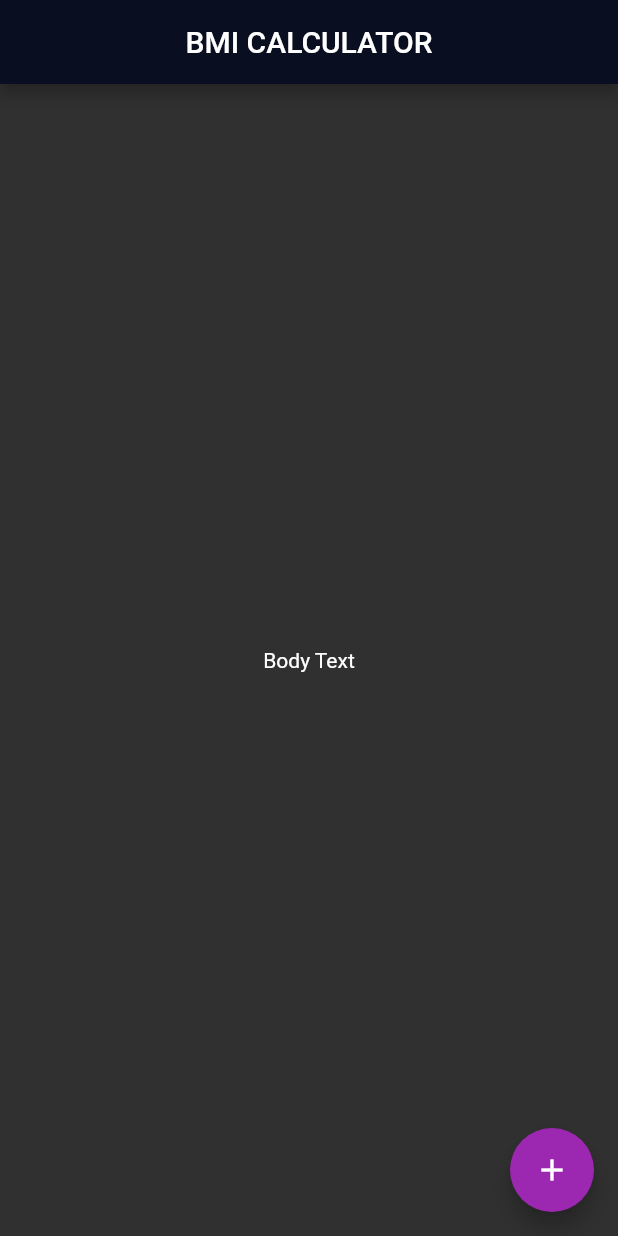
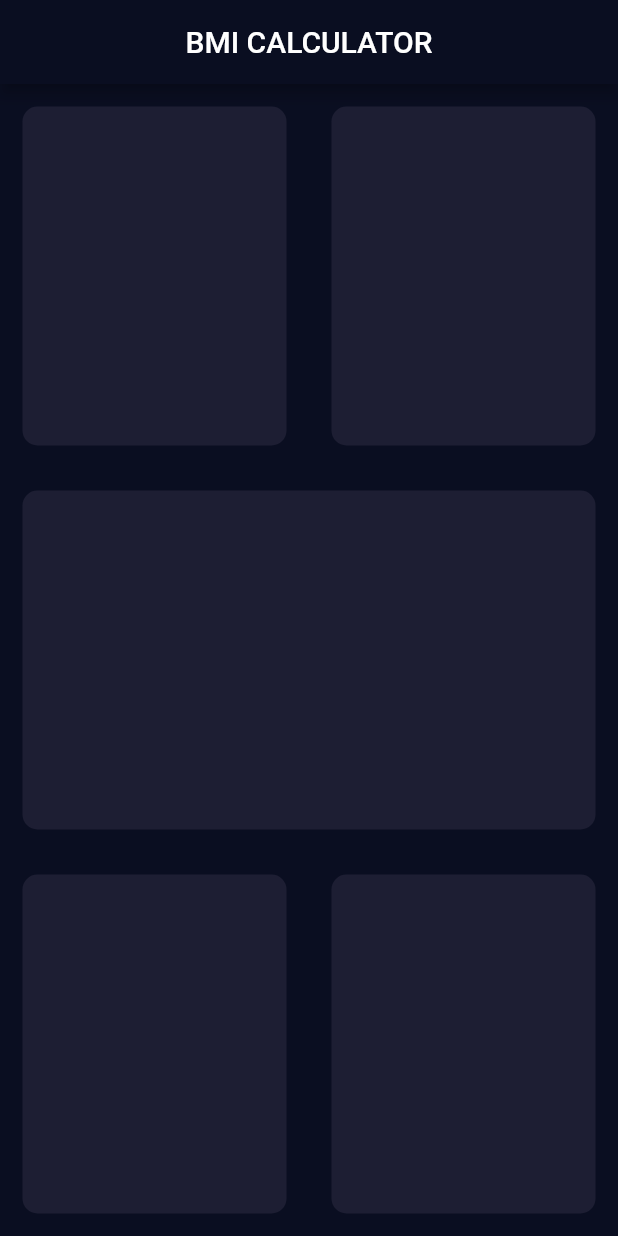
Before and after one commit to HamzaMihfad/bmi_calculator_flutter, a Flutter app: the screen it shows after launch, on a phone screen of 412 x 824 dp. Run offline on Flutter 3.47's test engine with Material 2 defaults, Android fonts, the phone set to English and light mode, and no system bars.

Commit message:
reusable widgets

```diff
--- /dev/null
+++ b/lib/input_page.dart
@@ -0,0 +1,65 @@
+import 'package:flutter/material.dart';
+
+class InputPage extends StatefulWidget {
+  @override
+  _InputPageState createState() => _InputPageState();
+}
+
+class _InputPageState extends State<InputPage> {
+  @override
+  Widget build(BuildContext context) {
+    return Scaffold(
+        appBar: AppBar(
+          centerTitle: true,
+          title: Text('BMI CALCULATOR'),
+        ),
+        body: Column(
+          children: [
+            Expanded(
+              child: Row(
+                children: [
+                  Expanded(
+                    child: Card1(cardColor: Color(0xFF1D1E33)),
+                  ),
+                  Expanded(
+                    child: Card1(cardColor: Color(0xFF1D1E33)),
+                  ),
+                ],
+              ),
+            ),
+            Expanded(
+              child: Card1(cardColor: Color(0xFF1D1E33)),
+            ),
+            Expanded(
+              child: Row(
+                children: [
+                  Expanded(
+                    child: Card1(cardColor: Color(0xFF1D1E33)),
+                  ),
+                  Expanded(
+                    child: Card1(cardColor: Color(0xFF1D1E33)),
+                  ),
+                ],
+              ),
+            ),
+          ],
+        ));
+  }
+}
+
+class Card1 extends StatelessWidget {
+  Card1({@required this.cardColor});
+
+  Color cardColor;
+
+  @override
+  Widget build(BuildContext context) {
+    return Container(
+      margin: EdgeInsets.all(15),
+      decoration: BoxDecoration(
+        color: cardColor,
+        borderRadius: BorderRadius.circular(10),
+      ),
+    );
+  }
+}
--- a/lib/main.dart
+++ b/lib/main.dart
@@ -1,4 +1,5 @@
 import 'package:flutter/material.dart';
+import 'input_page.dart';
 
 void main() => runApp(BMICalculator());
 
@@ -9,7 +10,7 @@ class BMICalculator extends StatelessWidget {
       theme: ThemeData.dark().copyWith(
         primaryColor: Color(0xff0a0e21),
         accentColor: Colors.purple,
-        // scaffoldBackgroundColor: Colors.red,
+        scaffoldBackgroundColor: Color(0xff0a0e21),
         // textTheme: TextTheme(
         //   body1: TextStyle(color: Colors.white),
         // ),
@@ -18,30 +19,3 @@ class BMICalculator extends StatelessWidget {
     );
   }
 }
-
-class InputPage extends StatefulWidget {
-  @override
-  _InputPageState createState() => _InputPageState();
-}
-
-class _InputPageState extends State<InputPage> {
-  @override
-  Widget build(BuildContext context) {
-    return Scaffold(
-      appBar: AppBar(
-        centerTitle: true,
-        title: Text('BMI CALCULATOR'),
-      ),
-      body: Center(
-        child: Text('Body Text'),
-      ),
-      floatingActionButton: Theme(
-        // data: ThemeData.light(),
-        data: ThemeData(accentColor: Colors.purple),
-        child: FloatingActionButton(
-          child: Icon(Icons.add),
-        ),
-      ),
-    );
-  }
-}
```
